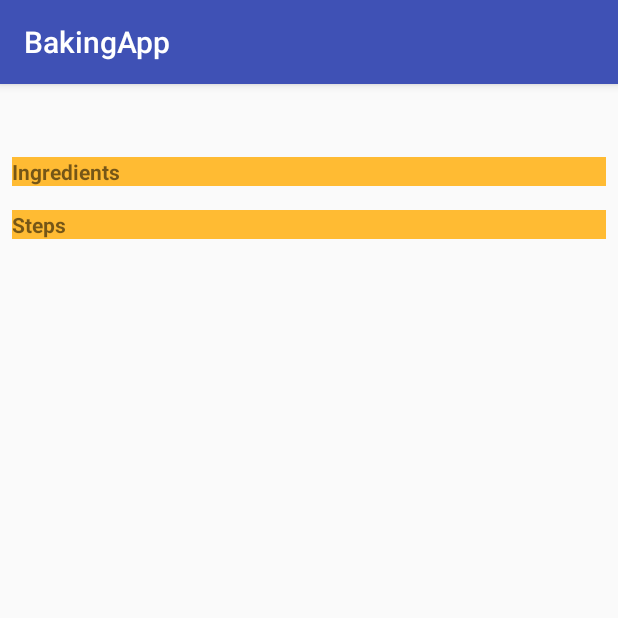
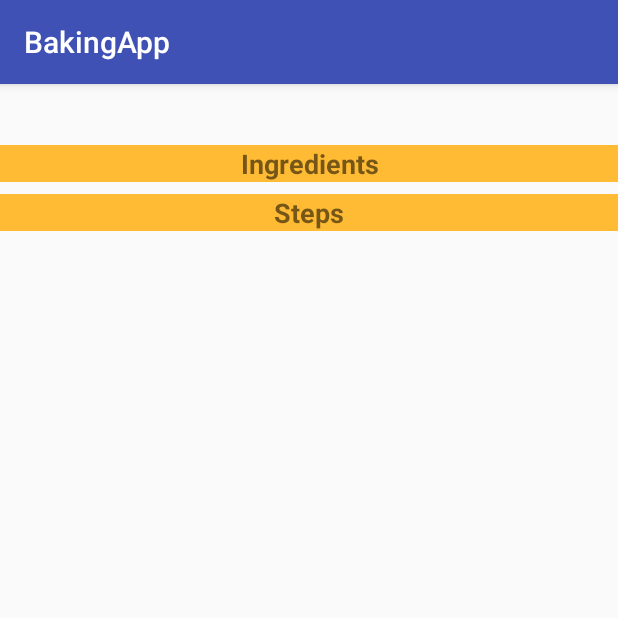
Before and after one commit to vmalkoti/BakingApp, an Android app: the fragment RecipeDetailsFragment placed in its activity, on a phone screen of 412 x 824 dp, the top half of it. Run offline under Robolectric (Android 15) with nearby library versions, the phone set to English and light mode, and no system bars.

Commit message:
Updated layout files with string and dimension resources

```diff
--- a/app/src/main/res/layout-sw600dp/fragment_recipe_details.xml
+++ b/app/src/main/res/layout-sw600dp/fragment_recipe_details.xml
@@ -12,9 +12,9 @@
         android:id="@+id/recipe_name_header"
         android:layout_width="match_parent"
         android:layout_height="wrap_content"
-        android:textSize="24sp"
+        android:gravity="center"
+        android:textSize="@dimen/screen_header_text"
         android:textStyle="bold"
-        android:gravity="center"
         tools:text="@tools:sample/lorem" />
 
     <LinearLayout
@@ -37,9 +37,11 @@
                     android:id="@+id/recipe_ingredients_header"
                     android:layout_width="match_parent"
                     android:layout_height="wrap_content"
-                    android:layout_marginTop="8dp"
+                    android:layout_marginTop="@dimen/default_margin"
                     android:background="@android:color/holo_orange_light"
-                    android:text="Ingredients"
+                    android:gravity="center"
+                    android:text="@string/ingredients_header_text"
+                    android:textSize="@dimen/section_header_size"
                     android:textStyle="bold"
                     app:layout_constraintLeft_toLeftOf="parent"
                     app:layout_constraintTop_toTopOf="parent" />
@@ -57,9 +59,11 @@
                     android:id="@+id/recipe_steps_header"
                     android:layout_width="match_parent"
                     android:layout_height="wrap_content"
-                    android:layout_marginTop="16dp"
+                    android:layout_marginTop="@dimen/default_margin"
                     android:background="@android:color/holo_orange_light"
-                    android:text="Steps"
+                    android:gravity="center"
+                    android:text="@string/steps_header_text"
+                    android:textSize="@dimen/section_header_size"
                     android:textStyle="bold"
                     app:layout_constraintLeft_toLeftOf="parent"
                     app:layout_constraintTop_toBottomOf="@id/recipe_ingredients" />
@@ -81,7 +85,7 @@
             android:id="@+id/step_details"
             android:name="com.example.malkoti.bakingapp.fragments.StepDetailsFragment"
             android:layout_width="0dp"
-            android:layout_height="wrap_content"
+            android:layout_height="match_parent"
             android:layout_weight="2"
             tools:layout="@layout/fragment_step_details" />
 
--- a/app/src/main/res/layout/activity_main.xml
+++ b/app/src/main/res/layout/activity_main.xml
@@ -13,7 +13,6 @@
         android:id="@+id/fragment_container"
         android:layout_width="0dp"
         android:layout_height="0dp"
-        android:layout_margin="8dp"
         app:layout_constraintLeft_toLeftOf="parent"
         app:layout_constraintRight_toRightOf="parent"
         app:layout_constraintTop_toTopOf="parent"
--- a/app/src/main/res/layout/fragment_recipe_details.xml
+++ b/app/src/main/res/layout/fragment_recipe_details.xml
@@ -1,15 +1,13 @@
 <?xml version="1.0" encoding="utf-8"?>
 
 
-
-<android.support.v4.widget.NestedScrollView
-    xmlns:android="http://schemas.android.com/apk/res/android"
+<android.support.v4.widget.NestedScrollView xmlns:android="http://schemas.android.com/apk/res/android"
     xmlns:app="http://schemas.android.com/apk/res-auto"
     xmlns:tools="http://schemas.android.com/tools"
     android:name="com.example.malkoti.bakingapp.fragments.RecipeDetailsFragment"
-    android:fillViewport="true"
     android:layout_width="match_parent"
-    android:layout_height="match_parent">
+    android:layout_height="match_parent"
+    android:fillViewport="true">
 
 
     <android.support.constraint.ConstraintLayout
@@ -20,9 +18,9 @@
             android:id="@+id/recipe_name_header"
             android:layout_width="0dp"
             android:layout_height="wrap_content"
-            android:textSize="24sp"
+            android:gravity="center"
+            android:textSize="@dimen/screen_header_text"
             android:textStyle="bold"
-            android:gravity="center"
             app:layout_constraintLeft_toLeftOf="parent"
             app:layout_constraintRight_toRightOf="parent"
             app:layout_constraintTop_toTopOf="parent"
@@ -32,10 +30,12 @@
             android:id="@+id/recipe_ingredients_header"
             android:layout_width="match_parent"
             android:layout_height="wrap_content"
-            android:layout_marginTop="8dp"
+            android:layout_marginTop="@dimen/default_margin"
             android:background="@android:color/holo_orange_light"
+            android:gravity="center"
+            android:text="@string/ingredients_header_text"
+            android:textSize="@dimen/section_header_size"
             android:textStyle="bold"
-            android:text="Ingredients"
             app:layout_constraintLeft_toLeftOf="parent"
             app:layout_constraintTop_toBottomOf="@id/recipe_name_header" />
 
@@ -52,10 +52,12 @@
             android:id="@+id/recipe_steps_header"
             android:layout_width="match_parent"
             android:layout_height="wrap_content"
-            android:layout_marginTop="16dp"
+            android:layout_marginTop="@dimen/default_margin"
             android:background="@android:color/holo_orange_light"
+            android:gravity="center"
+            android:text="@string/steps_header_text"
+            android:textSize="@dimen/section_header_size"
             android:textStyle="bold"
-            android:text="Steps"
             app:layout_constraintLeft_toLeftOf="@id/recipe_ingredients"
             app:layout_constraintTop_toBottomOf="@id/recipe_ingredients" />
 
--- a/app/src/main/res/layout/fragment_recipe_list.xml
+++ b/app/src/main/res/layout/fragment_recipe_list.xml
@@ -2,10 +2,9 @@
 
 <android.support.v7.widget.RecyclerView
     xmlns:android="http://schemas.android.com/apk/res/android"
-    xmlns:app="http://schemas.android.com/apk/res-auto"
     xmlns:tools="http://schemas.android.com/tools"
     android:id="@+id/recipes"
-    android:layout_marginTop="16dp"
+    android:layout_marginTop="@dimen/default_margin"
     android:name="com.example.malkoti.bakingapp.fragments.RecipeListFragment"
     android:layout_width="match_parent"
     android:layout_height="match_parent"
--- a/app/src/main/res/layout/ingredient_item.xml
+++ b/app/src/main/res/layout/ingredient_item.xml
@@ -17,7 +17,7 @@
         android:id="@+id/recipe_ingredient_item"
         android:layout_width="wrap_content"
         android:layout_height="wrap_content"
-        android:layout_margin="4dp"
+        android:layout_margin="@dimen/narrow_margin"
         app:layout_constraintTop_toTopOf="parent"
         app:layout_constraintLeft_toLeftOf="parent"
         android:textAppearance="?attr/textAppearanceListItem"
--- a/app/src/main/res/layout/ingredients_widget.xml
+++ b/app/src/main/res/layout/ingredients_widget.xml
@@ -13,10 +13,9 @@
         android:layout_height="wrap_content"
         android:background="#09C"
         android:gravity="center"
-        android:contentDescription="@string/appwidget_text"
         android:text="@string/appwidget_text"
         android:textColor="#ffffff"
-        android:textSize="24sp"
+        android:textSize="@dimen/screen_header_text"
         android:textStyle="bold|italic" />
 
     <ListView
--- a/app/src/main/res/layout/recipe_item.xml
+++ b/app/src/main/res/layout/recipe_item.xml
@@ -13,7 +13,7 @@
         android:id="@+id/recipe_name_item"
         android:layout_width="wrap_content"
         android:layout_height="wrap_content"
-        android:layout_margin="4dp"
+        android:layout_margin="@dimen/narrow_margin"
         android:textAppearance="?attr/textAppearanceListItem"
         app:layout_constraintLeft_toLeftOf="parent"
         app:layout_constraintTop_toTopOf="parent"
--- a/app/src/main/res/layout/step_item.xml
+++ b/app/src/main/res/layout/step_item.xml
@@ -15,7 +15,7 @@
         android:layout_height="wrap_content"
         app:layout_constraintTop_toTopOf="parent"
         app:layout_constraintLeft_toLeftOf="parent"
-        android:layout_margin="4dp"
+        android:layout_margin="@dimen/narrow_margin"
         android:textAppearance="?attr/textAppearanceListItem"
         tools:text="@tools:sample/lorem" />
 
--- a/app/src/main/res/values/dimens.xml
+++ b/app/src/main/res/values/dimens.xml
@@ -7,4 +7,8 @@ Refer to App Widget Documentation for margin information
 http://developer.android.com/guide/topics/appwidgets/index.html#CreatingLayout
     -->
     <dimen name="widget_margin">8dp</dimen>
+    <dimen name="section_header_size">18sp</dimen>
+    <dimen name="screen_header_text">24sp</dimen>
+    <dimen name="default_margin">8dp</dimen>
+    <dimen name="narrow_margin">4dp</dimen>
 </resources>
--- a/app/src/main/res/values/strings.xml
+++ b/app/src/main/res/values/strings.xml
@@ -2,4 +2,9 @@
     <string name="app_name">BakingApp</string>
     <string name="appwidget_text">Select a recipe in the app to view ingredients here</string>
     <string name="add_widget">Add widget</string>
+    <string name="steps_header_text">Steps</string>
+    <string name="ingredients_header_text">Ingredients</string>
+    <string name="prev_btn_text">Previous</string>
+    <string name="next_btn_text">Next</string>
+    <string name="content_desc_video">Video for the step, if available</string>
 </resources>
```
Also changed, not shown: app/src/main/java/com/example/malkoti/bakingapp/fragments/StepDetailsFragment.java (+18 -16 lines), app/src/main/res/layout/fragment_step_details.xml (+16 -16 lines).
